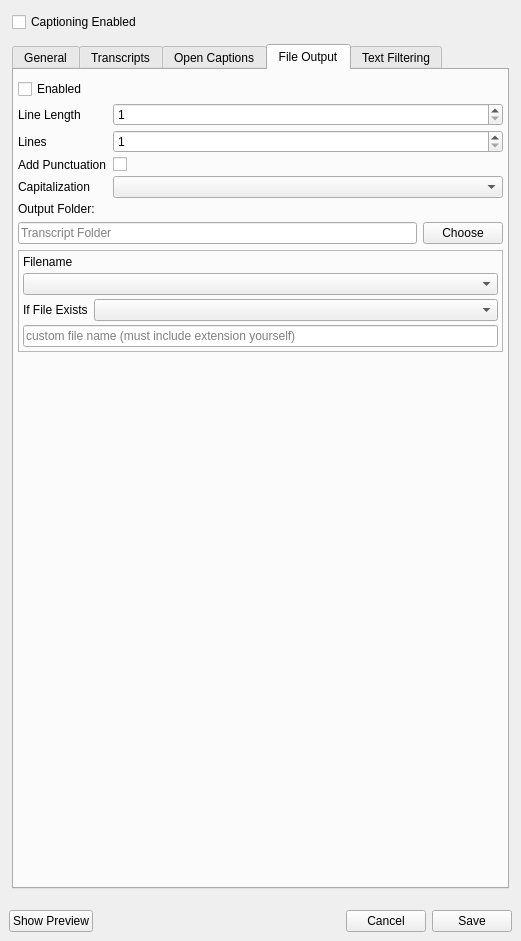
This is src/ui/CaptionSettingsWidget.ui in ratwithacompiler/OBS-captions-plugin as Qt 5 draws it before an edit. The edited form follows.
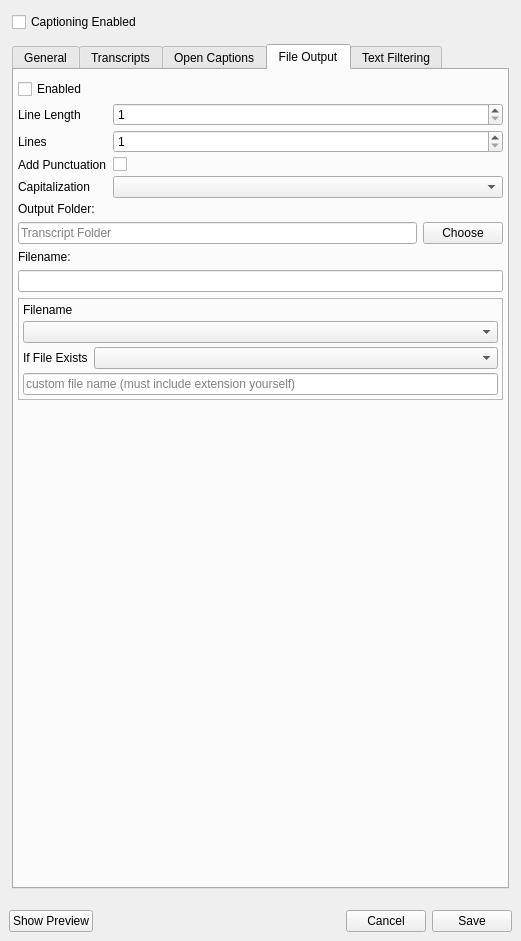
This is the edited form. The open tabs and pages were chosen to show the change.

Commit message: captions file output

Patch:
```diff
--- a/src/ui/CaptionSettingsWidget.ui
+++ b/src/ui/CaptionSettingsWidget.ui
@@ -1418,6 +1418,16 @@
              </layout>
             </widget>
            </item>
+           <item>
+            <widget class="QLabel" name="label_28">
+             <property name="text">
+              <string>Filename:</string>
+             </property>
+            </widget>
+           </item>
+           <item>
+            <widget class="QLineEdit" name="fileOutputCustomNameOverwriteLineEdit"/>
+           </item>
            <item>
             <widget class="QFrame" name="fileOutputFileNameWidget3">
              <property name="sizePolicy">
@@ -1497,7 +1507,7 @@
                </widget>
               </item>
               <item>
-               <widget class="QLineEdit" name="fileOutputCustomNameOverwriteLineEdit">
+               <widget class="QLineEdit" name="fileOutputCustomNameOverwriteLineEditOld">
                 <property name="placeholderText">
                  <string>custom file name (must include extension yourself)</string>
                 </property>
```
The commit also changes 6 other files.
